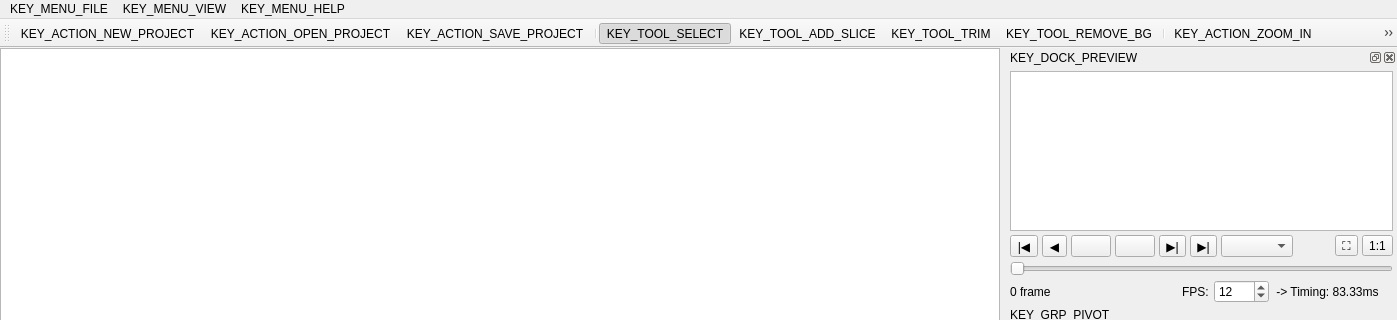
oktailb/BentoPack, file BentoPack/src/mainwindow.ui: the form before one commit; both pictures show x 0 to 1397 and y 0 to 320 of the 1397 by 770 pixel window.
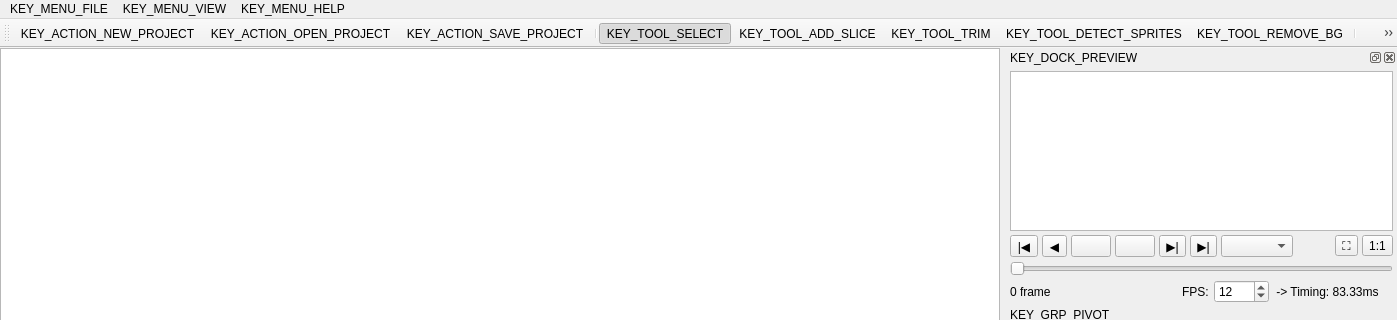
The form after the commit. Icons and pictures are not drawn.

Commit message:
refactor (backgroundremoval): split workflow between background removal and sprite basic detection
Previous workflow was enforcing a background color removal to trigger sprite boxes auto detection
Now it is possible to make these two actions in pipeline or separatly

```diff
--- a/BentoPack/src/mainwindow.ui
+++ b/BentoPack/src/mainwindow.ui
@@ -859,6 +859,7 @@
    <addaction name="actionToolSelect"/>
    <addaction name="actionToolAddSlice"/>
    <addaction name="actionTrimSlice"/>
+   <addaction name="actionDetectSprites"/>
    <addaction name="actionRemoveBg"/>
    <addaction name="separator"/>
    <addaction name="actionZoomIn"/>
@@ -1005,6 +1006,14 @@
     <string>KEY_TOOLTIP_TOOL_TRIM</string>
    </property>
   </action>
+  <action name="actionDetectSprites">
+   <property name="text">
+    <string>KEY_TOOL_DETECT_SPRITES</string>
+   </property>
+   <property name="toolTip">
+    <string>KEY_TOOLTIP_TOOL_DETECT_SPRITES</string>
+   </property>
+  </action>
   <action name="actionRemoveBg">
    <property name="text">
     <string>KEY_TOOL_REMOVE_BG</string>
```
The commit also changes 31 other files.
